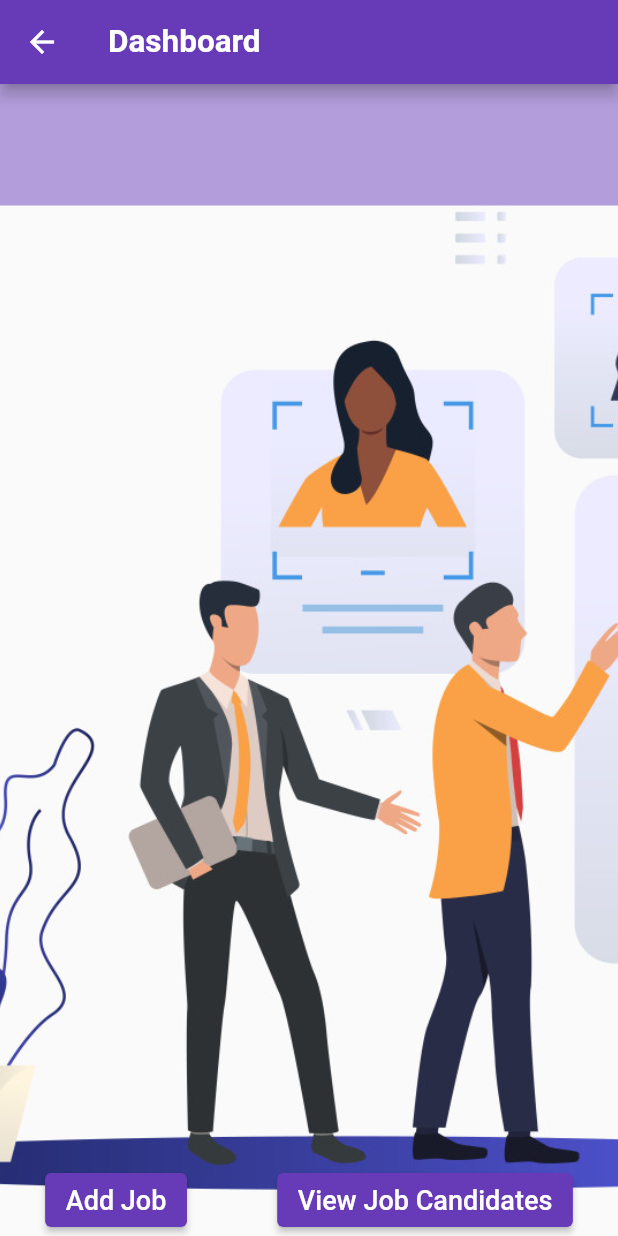
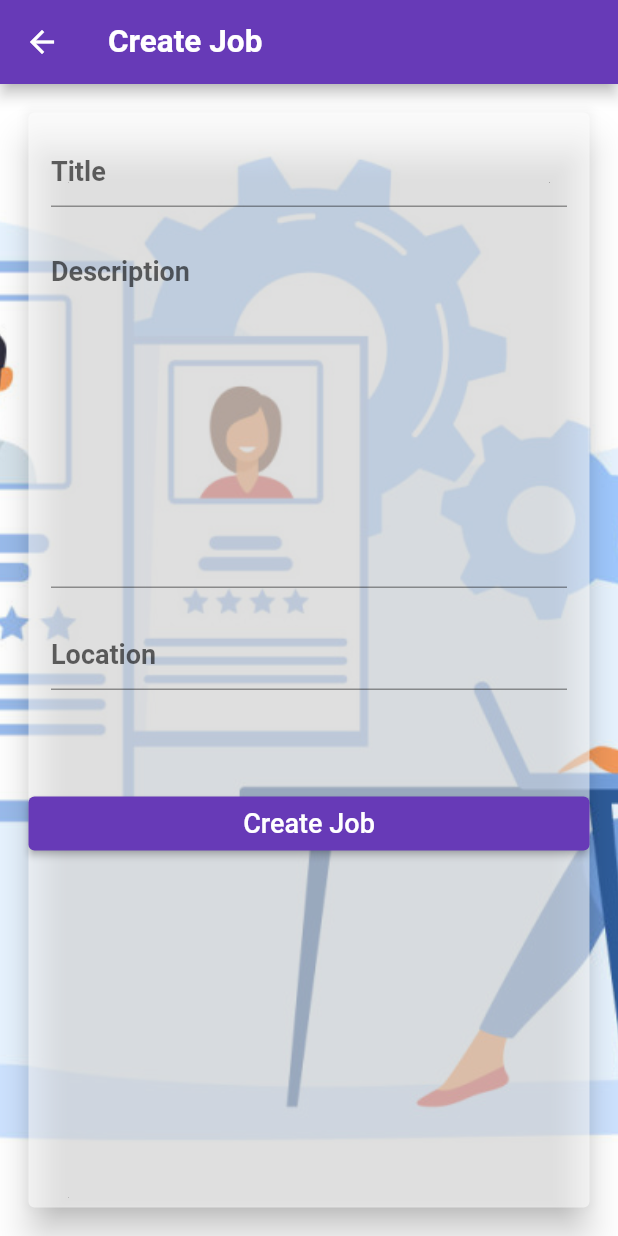
Before and after one commit to Aman2two/jobs, a Flutter app: the DashboardScreen screen opened directly, after a tap on "Add Job", on a phone screen of 412 x 824 dp. Run offline on Flutter 3.47's test engine with Material 2 defaults, Android fonts, the phone set to English and light mode, and no system bars; our stand-ins replace dio; accounts and stored records are empty.

Commit message:
create job added

```diff
--- /dev/null
+++ b/lib/controllers/createjob_controller.dart
@@ -0,0 +1,19 @@
+
+
+import 'package:flutter/cupertino.dart';
+import 'package:jobs/api/apihandler.dart';
+
+class CreateJobController{
+  final TextEditingController tecJobTitle=new TextEditingController();
+  final TextEditingController tecJobDescription=new TextEditingController();
+  final TextEditingController tecJobLocation=new TextEditingController();
+
+
+  Future<Map> createJob() async{
+    return await ApiHandler.createJob({
+      'title':tecJobTitle.text,
+      'description':tecJobDescription.text.trim(),
+      'location':tecJobLocation.text
+    });
+  }
+}
--- /dev/null
+++ b/lib/screens/createjob_screen.dart
@@ -0,0 +1,130 @@
+import 'package:flutter/material.dart';
+import 'package:flutter/widgets.dart';
+import 'package:jobs/controllers/createjob_controller.dart';
+import 'package:jobs/utility/app_variables.dart';
+import 'package:jobs/utility/constants.dart';
+import 'package:jobs/utility/utility.dart';
+import 'package:provider/provider.dart';
+
+class CreateJobScreen extends StatelessWidget {
+  final _formKey = GlobalKey<FormState>();
+  final GlobalKey<ScaffoldState> _scaffoldKey = new GlobalKey<ScaffoldState>();
+  final CreateJobController _createJobController = new CreateJobController();
+
+  @override
+  Widget build(BuildContext context) {
+    return Scaffold(
+      resizeToAvoidBottomInset: true,
+      key: _scaffoldKey,
+      appBar: AppBar(
+        title: Text(createJobHeader),
+      ),
+      body: Center(
+        child: Stack(children: [
+          Container(
+            decoration: BoxDecoration(
+              image: DecorationImage(
+                  image: AssetImage(loginBg), fit: BoxFit.fitHeight),
+            ),
+            child: Padding(
+              padding: EdgeInsets.all(15.0),
+              child: Card(
+                elevation: 10.0,
+                color: Colors.white54,
+                child: ListView(
+                  children: [
+                    loginPassword(context),
+                    SizedBox(
+                      height: 50.0,
+                    ),
+                    submitText(context),
+                  ],
+                ),
+              ),
+            ),
+          ),
+          Provider.of<DataProvider>(context, listen: true).loaderShowing
+              ? defaultLoader(context)
+              : SizedBox()
+        ]),
+      ),
+    );
+  }
+
+  Widget loginPassword(BuildContext context) {
+    return Padding(
+        padding: EdgeInsets.all(15.0),
+        child: Form(
+          key: _formKey,
+          child: Column(
+            children: [
+              TextFormField(
+                decoration: InputDecoration(hintText: title),
+                maxLines: 1,
+                style: Theme.of(context).textTheme.subtitle1,
+                controller: _createJobController.tecJobTitle,
+                validator: (value) {
+                  if (value == null || value.isEmpty) {
+                    return enterTitle;
+                  }
+                  return null;
+                },
+              ),
+              SizedBox(height: 20),
+              TextFormField(
+                decoration: InputDecoration(hintText: description),
+                maxLines: 10,
+                controller: _createJobController.tecJobDescription,
+                validator: (value) {
+                  if (value == null || value.isEmpty) {
+                    return enterDescription;
+                  }
+                  return null;
+                },
+              ),
+              SizedBox(height: 20),
+              TextFormField(
+                decoration: InputDecoration(hintText: location),
+                maxLines: 1,
+                controller: _createJobController.tecJobLocation,
+                validator: (value) {
+                  if (value == null || value.isEmpty) {
+                    return enterLocation;
+                  }
+                  return null;
+                },
+              ),
+            ],
+          ),
+        ));
+  }
+
+  Widget submitText(BuildContext context) {
+    return ElevatedButton(
+      onPressed: () {
+        print(_formKey.currentState.validate());
+        if (_formKey.currentState.validate()) {
+          Provider.of<DataProvider>(context, listen: false).loaderShowing =
+              true;
+          _createJobController.createJob().then((value) {
+            Provider.of<DataProvider>(context, listen: false).loaderShowing =
+                false;
+
+            if (!value[success]) {
+              List<dynamic> errorList = (value.containsKey(errors))
+                  ? value[errors]
+                  : [value[message]];
+              String errorString = Utility.parseErrors(errorList);
+              _scaffoldKey.currentState.showSnackBar(
+                  Utility.getSnackBar(errorString, isError: true));
+            } else {
+              _scaffoldKey.currentState.showSnackBar(
+                  Utility.getSnackBar(createJobSuccess, isError: false));
+            }
+          });
+        }
+      },
+      child: Text(createJob),
+    );
+  }
+}
--- a/lib/screens/dashboard.dart
+++ b/lib/screens/dashboard.dart
@@ -1,7 +1,9 @@
 import 'package:flutter/material.dart';
 import 'package:flutter/widgets.dart';
+import 'package:jobs/screens/createjob_screen.dart';
 import 'package:jobs/utility/app_variables.dart';
 import 'package:jobs/utility/constants.dart';
+import 'package:jobs/utility/utility.dart';
 import 'package:provider/provider.dart';
 
 class DashboardScreen extends StatelessWidget {
@@ -9,6 +11,7 @@ class DashboardScreen extends StatelessWidget {
 
   @override
   Widget build(BuildContext context) {
+    String username = Provider.of<DataProvider>(context).user.name;
     return Scaffold(
       key: _scaffoldKey,
       resizeToAvoidBottomInset: false,
@@ -28,7 +31,7 @@ class DashboardScreen extends StatelessWidget {
                 userLayout(context),
                 Row(
                   mainAxisAlignment: MainAxisAlignment.spaceAround,
-                  children: [addJob(), viewJobCandidates()],
+                  children: [addJob(context), viewJobCandidates()],
                 )
               ],
             ),
@@ -53,19 +56,31 @@ class DashboardScreen extends StatelessWidget {
               userName,
               style: Theme.of(context).textTheme.headline5,
             ),
-            SizedBox(height: 10.0,),
+            SizedBox(
+              height: 10.0,
+            ),
             Text(
               email,
               style: Theme.of(context).textTheme.headline6,
-            )
-
+            ),
+            SizedBox(
+              height: 10.0,
+            ),
+            Text(
+              Provider.of<DataProvider>(context).user.userRole == 1
+                  ? "Hi $userName, add jobs or view candidates for applied jobs"
+                  : "Hi $userName, search and apply for  jobs",
+              style: Theme.of(context).textTheme.subtitle2,
+            ),
           ],
         ));
   }
 
-  Widget addJob() {
+  Widget addJob(BuildContext context) {
     return ElevatedButton(
-      onPressed: () {},
+      onPressed: () {
+        Utility.navigateTo(context: context, nextPageName: CreateJobScreen());
+      },
       child: Text('Add Job'),
     );
   }
--- a/lib/utility/constants.dart
+++ b/lib/utility/constants.dart
@@ -20,6 +20,7 @@ const String getOneJobCanditates="recruiters/jobs/";
 // value constants
 
 const String userTypeScreenHeader="User Select Screen";
+const String createJobHeader="Create Job";
 const String appName="Jobs";
 const String userTypeRecruiter="Recruiter";
 const String userTypeCandidate="Candidate";
@@ -33,6 +34,9 @@ const String confirmPassword="Confirm Password";
 const String password="Password";
 const String email="Email";
 const String name="Name";
+const String title="Title";
+const String description="Description";
+const String location="Location";
 const String defaultDialogMsg= "Please wait.....";
 const String success= "success";
 const String errors= "errors";
@@ -42,7 +46,9 @@ const String userIdCreatedMsg= "User created with id";
 const String loginText= "Login";
 const String signText= 'Sign Up';
 const String loginSuccess= 'Login Success';
+const String createJobSuccess= 'Job Created Successfully';
 const String dashboardScreenHeader= 'Dashboard';
+const String createJob= 'Create Job';
 
 // asset paths
 
@@ -58,5 +64,8 @@ const String enterName='Please enter name';
 const String enterEmail='Please enter email';
 const String enterConfirmPassword='Please enter confirm password';
 const String enterSkills='Please enter skills';
+const String enterTitle='Please enter title';
+const String enterDescription='Please enter description';
+const String enterLocation='Please enter location';
 
 //api keys
```
Also changed, not shown: lib/api/apihandler.dart (+13 -0 lines).
